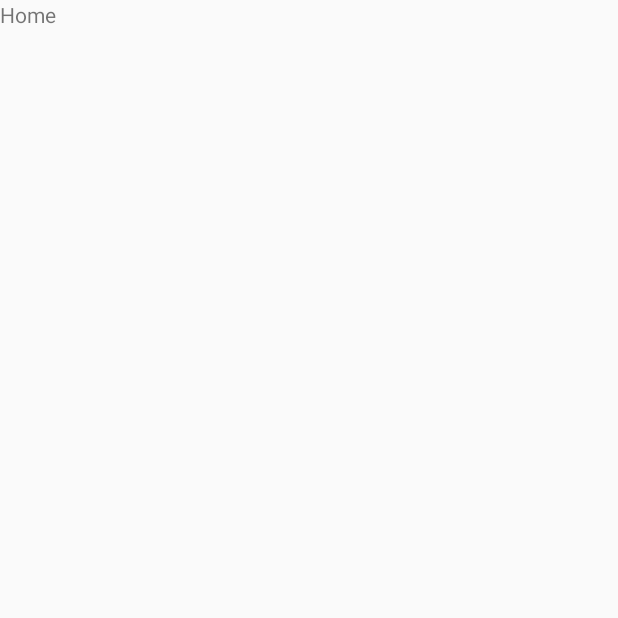
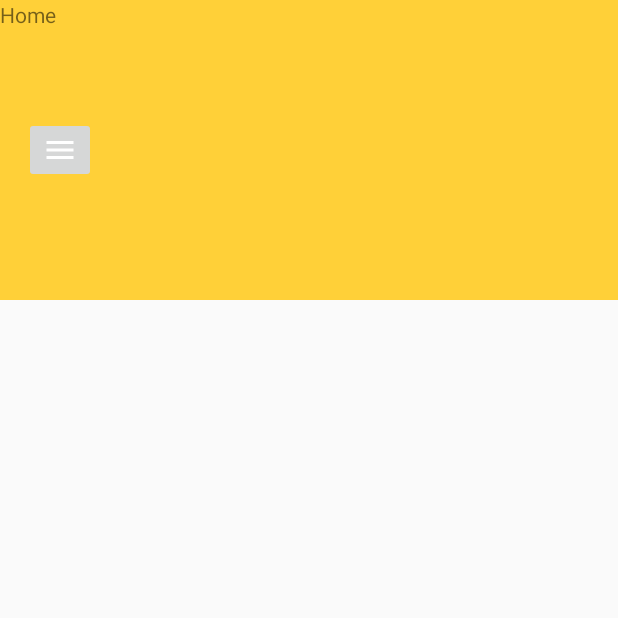
Before and after one commit to orbitalno11/14d-diary, an Android app: the screen it shows after launch (MainActivity), on a phone screen of 412 x 824 dp, the top half of it. Before the commit the part shown is almost empty. Run offline under Robolectric (Android 15) with nearby library versions, the light colour scheme and no system bars; our stand-ins replace navigation-ui.

Commit message:
add toolbar

```diff
--- /dev/null
+++ b/app/src/main/res/drawable/ic_menu_white_24dp.xml
@@ -0,0 +1,5 @@
+<vector android:height="24dp" android:tint="#FFFFFF"
+    android:viewportHeight="24.0" android:viewportWidth="24.0"
+    android:width="24dp" xmlns:android="http://schemas.android.com/apk/res/android">
+    <path android:fillColor="#FF000000" android:pathData="M3,18h18v-2L3,16v2zM3,13h18v-2L3,11v2zM3,6v2h18L21,6L3,6z"/>
+</vector>
--- a/app/src/main/res/layout/activity_main.xml
+++ b/app/src/main/res/layout/activity_main.xml
@@ -9,7 +9,7 @@
     tools:openDrawer="start">
 
     <include
-        layout="@layout/layout_content"
+        layout="@layout/layout_appbar"
         android:layout_width="match_parent"
         android:layout_height="match_parent" />
 
--- /dev/null
+++ b/app/src/main/res/layout/layout_appbar.xml
@@ -0,0 +1,53 @@
+<?xml version="1.0" encoding="utf-8"?>
+<androidx.coordinatorlayout.widget.CoordinatorLayout xmlns:android="http://schemas.android.com/apk/res/android"
+    android:layout_width="match_parent"
+    android:layout_height="match_parent"
+    xmlns:app="http://schemas.android.com/apk/res-auto"
+    xmlns:tools="http://schemas.android.com/tools"
+    android:fitsSystemWindows="true"
+    tools:showIn="@layout/activity_main">
+
+    <com.google.android.material.appbar.AppBarLayout
+        android:id="@+id/app_bar"
+        android:layout_width="match_parent"
+        android:layout_height="200dp"
+        android:fitsSystemWindows="true"
+        android:minHeight="50dp">
+
+        <com.google.android.material.appbar.CollapsingToolbarLayout
+            android:id="@+id/collapsing_toolbar"
+            app:layout_scrollFlags="scroll|enterAlwaysCollapsed"
+            app:statusBarScrim="#000"
+            app:title="14D-Diary"
+            app:titleEnabled="true"
+            android:layout_width="match_parent"
+            android:layout_height="match_parent"
+            android:fitsSystemWindows="true">
+
+            <androidx.appcompat.widget.Toolbar
+                android:id="@+id/toolbar"
+                android:layout_width="match_parent"
+                android:layout_height="wrap_content">
+
+                <LinearLayout
+                    android:layout_width="match_parent"
+                    android:layout_height="match_parent"
+                    android:orientation="horizontal">
+
+                    <ImageButton
+                        android:id="@+id/menu_nav"
+                        android:layout_width="wrap_content"
+                        android:layout_height="wrap_content"
+                        android:src="@drawable/ic_menu_white_24dp" />
+
+                </LinearLayout>
+
+            </androidx.appcompat.widget.Toolbar>
+
+        </com.google.android.material.appbar.CollapsingToolbarLayout>
+
+    </com.google.android.material.appbar.AppBarLayout>
+
+    <include layout="@layout/layout_content" />
+
+</androidx.coordinatorlayout.widget.CoordinatorLayout>
--- a/app/src/main/res/layout/layout_content.xml
+++ b/app/src/main/res/layout/layout_content.xml
@@ -1,10 +1,9 @@
 <?xml version="1.0" encoding="utf-8"?>
-<androidx.constraintlayout.widget.ConstraintLayout xmlns:android="http://schemas.android.com/apk/res/android"
+<androidx.core.widget.NestedScrollView xmlns:android="http://schemas.android.com/apk/res/android"
     android:layout_width="match_parent"
     android:layout_height="match_parent"
-    xmlns:tools="http://schemas.android.com/tools"
     xmlns:app="http://schemas.android.com/apk/res-auto"
-    tools:showIn="@layout/activity_main">
+    android:fitsSystemWindows="true">
 
     <fragment
         android:id="@+id/fragment_host"
@@ -12,6 +11,6 @@
         android:layout_width="match_parent"
         android:layout_height="match_parent"
         app:defaultNavHost="true"
-        app:navGraph="@navigation/navigation" />
+        app:navGraph="@navigation/navigation"/>
 
-</androidx.constraintlayout.widget.ConstraintLayout>
+</androidx.core.widget.NestedScrollView>
--- a/app/src/main/res/values/colors.xml
+++ b/app/src/main/res/values/colors.xml
@@ -1,6 +1,6 @@
 <?xml version="1.0" encoding="utf-8"?>
 <resources>
-    <color name="colorPrimary">#6200EE</color>
-    <color name="colorPrimaryDark">#3700B3</color>
+    <color name="colorPrimary">#FFD038</color>
+    <color name="colorPrimaryDark">#fcc203</color>
     <color name="colorAccent">#03DAC5</color>
 </resources>
```
